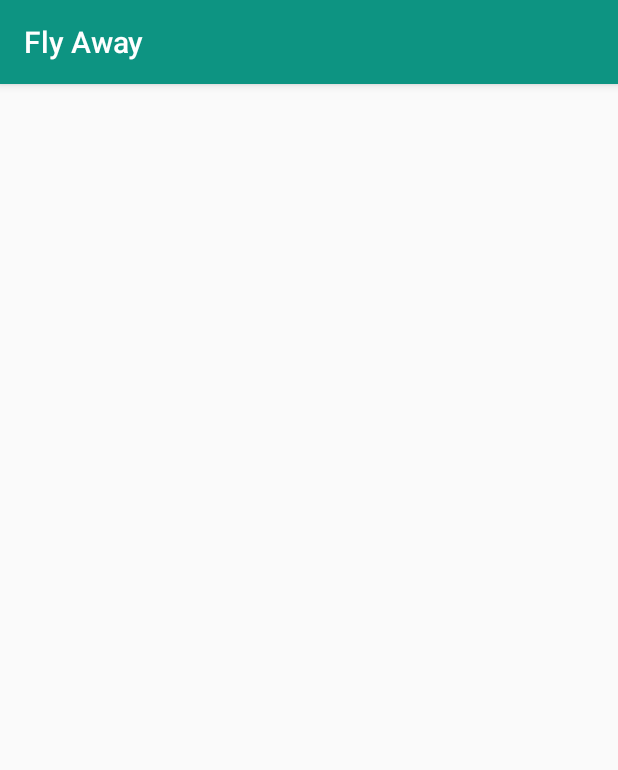
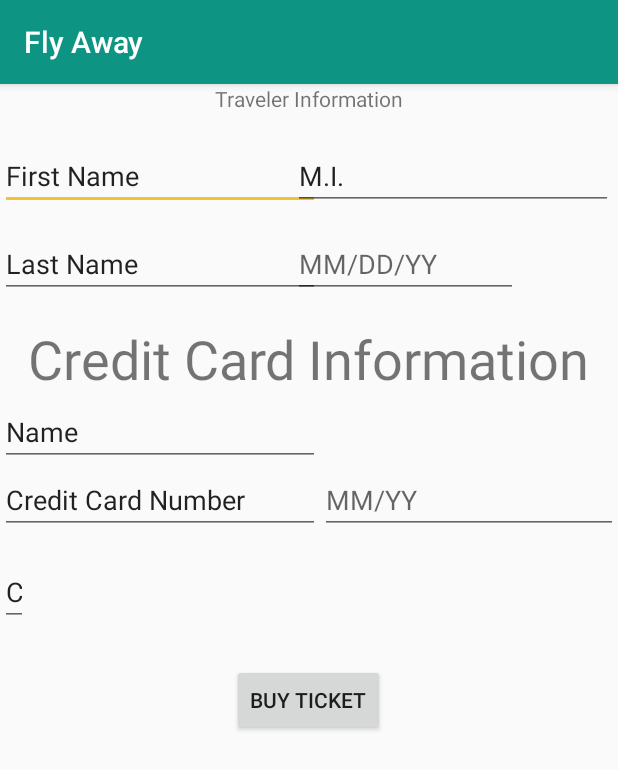
Before and after one commit to violetaria/FlyAway, an Android app: the TravelerInfo screen opened directly, with no data from a screen before it, on a phone screen of 412 x 824 dp. Shown: the top 770 px of the screen. Run offline under Robolectric (Android 15) with nearby library versions, the phone set to English and light mode, and no system bars.

Commit message:
add fields to traveler info

```diff
--- a/app/src/main/AndroidManifest.xml
+++ b/app/src/main/AndroidManifest.xml
@@ -19,13 +19,13 @@
         <activity android:name=".PaymentSchedule"></activity>
         <activity android:name=".FlightList" />
         <activity android:name=".PaymentSummary">
-            <intent-filter>
-                <action android:name="android.intent.action.MAIN" />
 
-                <category android:name="android.intent.category.LAUNCHER" />
-            </intent-filter>
         </activity>
-        <activity android:name=".TravelerInfo"></activity>
+        <activity android:name=".TravelerInfo"><intent-filter>
+            <action android:name="android.intent.action.MAIN" />
+
+            <category android:name="android.intent.category.LAUNCHER" />
+        </intent-filter></activity>
     </application>
 
 </manifest>
--- a/app/src/main/res/layout/activity_traveler_info.xml
+++ b/app/src/main/res/layout/activity_traveler_info.xml
@@ -1,9 +1,134 @@
 <?xml version="1.0" encoding="utf-8"?>
-<android.support.constraint.ConstraintLayout xmlns:android="http://schemas.android.com/apk/res/android"
+<RelativeLayout xmlns:android="http://schemas.android.com/apk/res/android"
     xmlns:app="http://schemas.android.com/apk/res-auto"
     xmlns:tools="http://schemas.android.com/tools"
     android:layout_width="match_parent"
     android:layout_height="match_parent"
-    tools:context="com.flyaway.app.TravelerInfo">
+    tools:context="com.flyaway.app.FlightList">
 
-</android.support.constraint.ConstraintLayout>
+    <EditText
+        android:id="@+id/editText"
+        android:layout_width="wrap_content"
+        android:layout_height="wrap_content"
+        android:layout_weight="1"
+        android:ems="10"
+        android:inputType="textPersonName"
+        android:text="First Name"
+        android:layout_below="@+id/textView2"
+        android:layout_alignParentStart="true"
+        android:layout_marginTop="19dp" />
+
+    <TextView
+        android:id="@+id/textView2"
+        android:layout_width="wrap_content"
+        android:layout_height="wrap_content"
+        android:text="Traveler Information"
+        tools:textSize="36sp"
+        android:layout_alignParentTop="true"
+        android:layout_centerHorizontal="true" />
+
+    <EditText
+        android:id="@+id/editText3"
+        android:layout_width="wrap_content"
+        android:layout_height="wrap_content"
+        android:layout_alignParentStart="true"
+        android:layout_alignTop="@+id/editText"
+        android:layout_marginStart="195dp"
+        android:ems="10"
+        android:inputType="textPersonName"
+        android:text="M.I."
+        />
+
+    <EditText
+        android:id="@+id/editText4"
+        android:layout_width="wrap_content"
+        android:layout_height="wrap_content"
+        android:layout_alignParentStart="true"
+        android:layout_below="@+id/editText"
+        android:layout_marginTop="13dp"
+        android:ems="10"
+        android:inputType="textPersonName"
+        android:text="Last Name" />
+
+    <TextView
+        android:id="@+id/textView18"
+        android:layout_width="wrap_content"
+        android:layout_height="wrap_content"
+        android:layout_below="@+id/editText4"
+        android:layout_centerHorizontal="true"
+        android:layout_marginTop="16dp"
+        android:layout_marginBottom="16dp"
+        android:text="Credit Card Information"
+        android:textSize="36sp"/>
+
+    <EditText
+        android:id="@+id/editText6"
+        android:layout_width="wrap_content"
+        android:layout_height="wrap_content"
+        android:ems="10"
+        android:inputType="textPersonName"
+        android:text="Name"
+        android:layout_above="@+id/editText8"
+        android:layout_alignParentStart="true" />
+
+    <EditText
+        android:id="@+id/editText7"
+        android:layout_width="wrap_content"
+        android:layout_height="wrap_content"
+        android:layout_marginTop="31dp"
+        android:ems="10"
+        android:inputType="textPersonName"
+        android:text="Credit Card Number"
+        android:layout_below="@+id/textView18"
+        android:layout_alignParentStart="true" />
+
+    <EditText
+        android:id="@+id/editText8"
+        android:layout_width="wrap_content"
+        android:layout_height="wrap_content"
+        android:layout_alignBottom="@+id/editText7"
+        android:layout_toEndOf="@+id/editText6"
+        android:ems="10"
+        android:inputType="date"
+        android:clickable="true"
+        android:longClickable="false"
+        android:focusable="false"
+        android:focusableInTouchMode="false"
+        android:hint="@string/mm_yy"/>
+
+    <EditText
+        android:id="@+id/DOB"
+        android:clickable="true"
+        android:longClickable="false"
+        android:focusable="false"
+        android:focusableInTouchMode="false"
+        android:layout_width="150dp"
+        android:layout_height="wrap_content"
+        android:layout_alignBottom="@+id/editText4"
+        android:layout_alignStart="@+id/editText3"
+        android:ems="10"
+        android:hint="@string/mm_dd_yy"
+        android:inputType="date"
+        />
+    <EditText
+        android:id="@+id/editText10"
+        android:layout_width="wrap_content"
+        android:layout_height="wrap_content"
+        android:layout_marginTop="16dp"
+        android:ems="10"
+        android:inputType="textPersonName"
+        android:text="CVV"
+        android:layout_below="@+id/editText7"
+        android:layout_alignParentStart="true"
+        android:layout_toStartOf="@+id/textView18" />
+
+    <Button
+        android:id="@+id/button4"
+        android:layout_width="wrap_content"
+        android:layout_height="wrap_content"
+        android:layout_below="@+id/editText10"
+        android:layout_centerHorizontal="true"
+        android:layout_marginTop="25dp"
+        android:text="Buy Ticket" />
+
+</RelativeLayout>
--- a/app/src/main/res/values/strings.xml
+++ b/app/src/main/res/values/strings.xml
@@ -1,6 +1,7 @@
 <resources>
     <string name="app_name">Fly Away</string>
     <string name="mm_dd_yy">MM/DD/YY</string>
+    <string name="mm_yy">MM/YY</string>
     <string name="to">To</string>
     <string name="from">From</string>
     <string name="search">Search</string>
```
